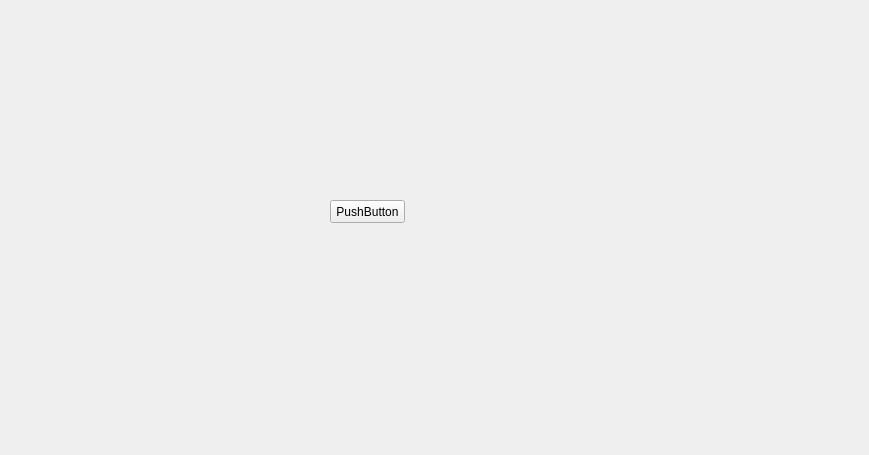
Before: the Qt Designer form FramelessWindow/CMainWindow.ui in JUNESTUDIOCC/FramelessWindow, drawn with Qt 5.
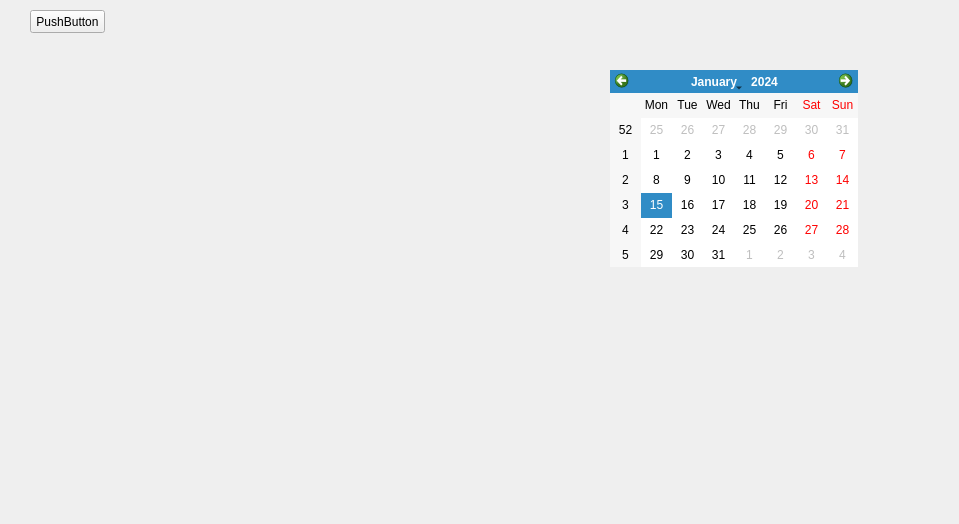
After: the same form once the commit is applied.

What changed in the file:
```diff
--- a/FramelessWindow/CMainWindow.ui
+++ b/FramelessWindow/CMainWindow.ui
@@ -6,8 +6,8 @@
    <rect>
     <x>0</x>
     <y>0</y>
-    <width>869</width>
-    <height>455</height>
+    <width>959</width>
+    <height>524</height>
    </rect>
   </property>
   <property name="windowTitle">
@@ -17,8 +17,8 @@
    <widget class="QPushButton" name="pushButton">
     <property name="geometry">
      <rect>
-      <x>330</x>
-      <y>200</y>
+      <x>30</x>
+      <y>10</y>
       <width>75</width>
       <height>23</height>
      </rect>
@@ -27,6 +27,26 @@
      <string>PushButton</string>
     </property>
    </widget>
+   <widget class="QLCDNumber" name="lcdNumber">
+    <property name="geometry">
+     <rect>
+      <x>650</x>
+      <y>230</y>
+      <width>64</width>
+      <height>23</height>
+     </rect>
+    </property>
+   </widget>
+   <widget class="QCalendarWidget" name="calendarWidget">
+    <property name="geometry">
+     <rect>
+      <x>610</x>
+      <y>70</y>
+      <width>248</width>
+      <height>197</height>
+     </rect>
+    </property>
+   </widget>
   </widget>
  </widget>
  <layoutdefault spacing="6" margin="11"/>
```
